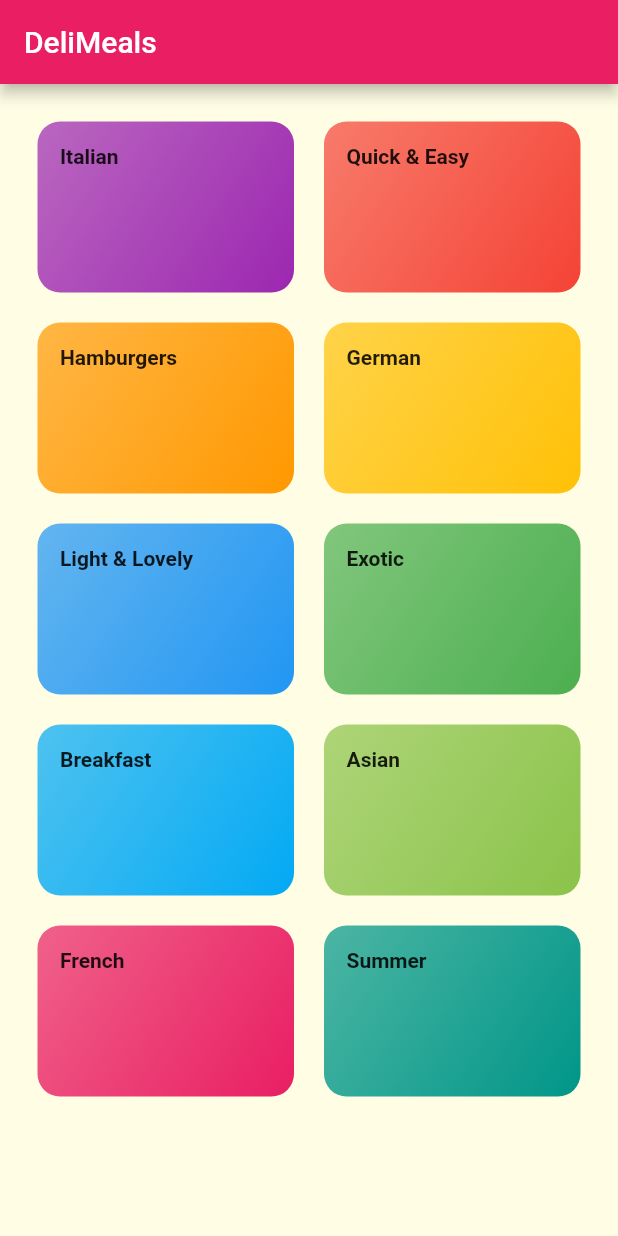
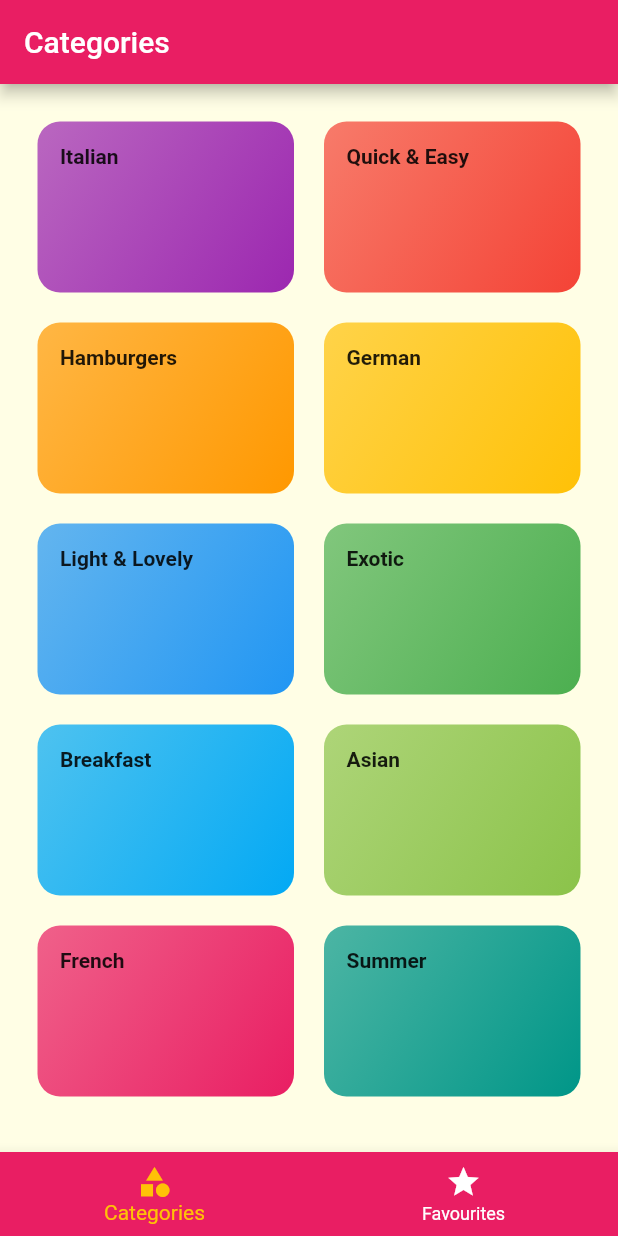
Before and after one commit to amondnet/mobx-issue-832, a Flutter app: the screen it shows after launch, on a phone screen of 412 x 824 dp. Run offline on Flutter 3.47's test engine with Material 2 defaults, Android fonts, the phone set to English and light mode, and no system bars.

Commit message:
added tab layout

```diff
--- a/meal_app/lib/main.dart
+++ b/meal_app/lib/main.dart
@@ -2,6 +2,7 @@
 import 'package:meal_app/screens/categories_screen.dart';
 import 'package:meal_app/screens/category_meals_screen.dart';
 import 'package:meal_app/screens/meal_details_screen.dart';
+import 'package:meal_app/screens/tab_screen.dart';
 
 void main() => runApp(MyApp());
 
@@ -15,7 +16,7 @@
         accentColor: Colors.amber,
         canvasColor: Color.fromRGBO(255, 254, 229, 1)
       ),
-      home: CategoriesScreen(),
+      home: TabsScreen(),
       routes: {
         CategoryMealsScreen.routeName: (ctx)=> CategoryMealsScreen(),
         MealDetailsScreen.routeName: (ctx)=> MealDetailsScreen(),
--- a/meal_app/lib/screens/categories_screen.dart
+++ b/meal_app/lib/screens/categories_screen.dart
@@ -8,9 +8,7 @@
 
   @override
   Widget build(BuildContext context) {
-    return Scaffold(
-      appBar: AppBar(title: const Text('DeliMeals')),
-      body: GridView(
+    return GridView(
         padding: const EdgeInsets.all(25),
         children: DUMMY_CATEGORIES
             .map((catData) =>
@@ -21,7 +19,6 @@
             childAspectRatio: 3 / 2,
             crossAxisSpacing: 20,
             mainAxisSpacing: 20),
-      ),
-    );
+      );
   }
 }
--- /dev/null
+++ b/meal_app/lib/screens/favourites_screen.dart
@@ -0,0 +1,11 @@
+import 'package:flutter/material.dart';
+
+class FavouriteScreen extends StatelessWidget {
+
+  @override
+  Widget build(BuildContext context) {
+    return Center(
+      child: Text('Favorites')
+    );
+  }
+}
--- /dev/null
+++ b/meal_app/lib/screens/tab_screen.dart
@@ -0,0 +1,51 @@
+import 'package:flutter/material.dart';
+import 'package:meal_app/screens/categories_screen.dart';
+import 'package:meal_app/screens/favourites_screen.dart';
+
+class TabsScreen extends StatefulWidget {
+  @override
+  _TabsScreenState createState() => _TabsScreenState();
+}
+
+class _TabsScreenState extends State<TabsScreen> {
+
+  final List<Map<String, Object>> _pages = [
+    {'page' :CategoriesScreen(), 'title':"Categories"},
+    {'page' :FavouriteScreen(), 'title':"Favourites"},
+  ];
+
+  int _selectedPageIndex = 0;
+
+  void _setState(int index){
+    setState(() {
+      _selectedPageIndex = index;
+    });
+  }
+
+  @override
+  Widget build(BuildContext context) {
+    return Scaffold(
+      appBar: AppBar(
+        title: Text(_pages[_selectedPageIndex]['title'] as String),
+      ),
+      body: _pages[_selectedPageIndex]['page'] as Widget,
+      bottomNavigationBar: BottomNavigationBar(
+        backgroundColor: Theme.of(context).primaryColor,
+        items: [
+          BottomNavigationBarItem(
+              icon: Icon(Icons.category), title: Text('Categories')
+          ),
+          BottomNavigationBarItem(
+              icon: Icon(Icons.star), title: Text('Favourites')
+          )
+        ],
+        onTap: (index){
+          _setState(index);
+        },
+        unselectedItemColor: Colors.white,
+        selectedItemColor: Theme.of(context).accentColor,
+        currentIndex: _selectedPageIndex,
+      ),
+    );
+  }
+}
```
